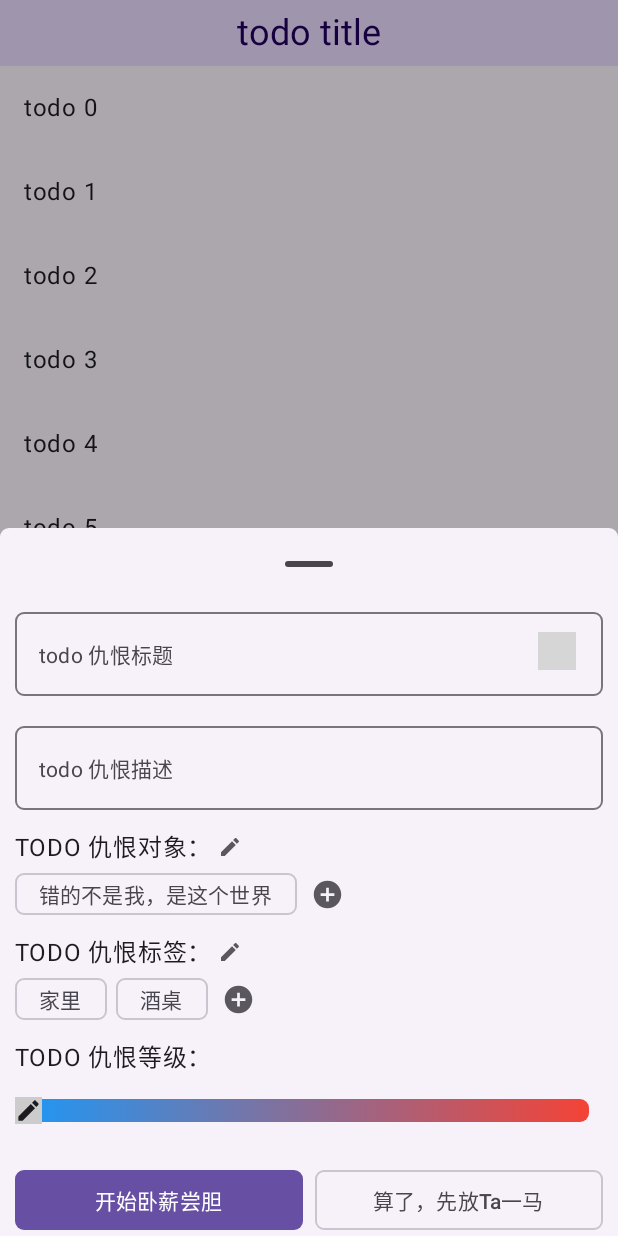
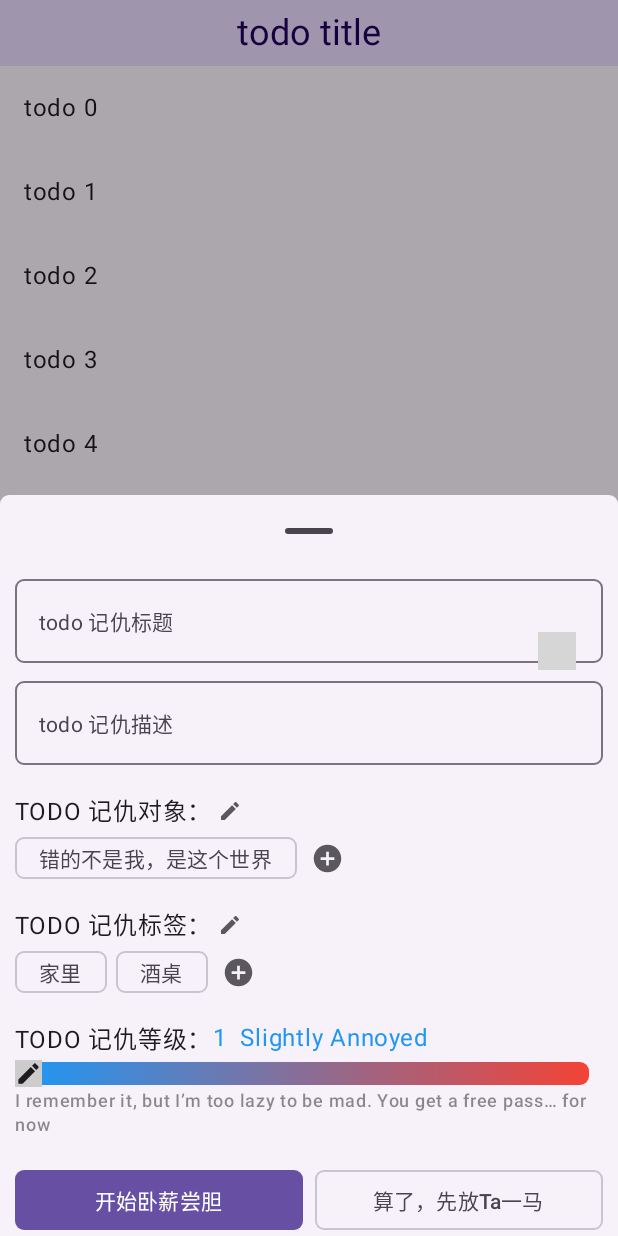
Before and after one commit to AsterCass/General-of-the-Red-Panda, an Android app built with Jetpack Compose: the screen it shows after launch (MainActivity), after a tap on "todo something", on a phone screen of 412 x 824 dp. Run offline under Robolectric (Android 15) with nearby library versions, the phone set to English and light mode, and no system bars; our stand-ins replace Compose Multiplatform resources, Voyager; 1 statement that could not run was skipped; grey boxes are pictures that could not be loaded.

Commit message:
feat: support auto load enum string

```diff
--- a/The Book of Grudges/composeApp/src/commonMain/composeResources/values-zh/strings.xml
+++ b/The Book of Grudges/composeApp/src/commonMain/composeResources/values-zh/strings.xml
@@ -3,35 +3,36 @@
     <string name="app_name"> Tomoyo </string>
     <string name="none"> </string>
 
-    <string name="grudge_one">Slightly Annoyed</string>
-    <string name="grudge_one_desc">I remember it, but I’m too lazy to be mad. You get a free pass… for now</string>
+    <string name="grudge_one">微微不爽</string>
+    <string name="grudge_one_desc">虽然我记住了，但我懒得生气，先放你一马</string>
 
-    <string name="grudge_two">Raised Eyebrow</string>
-    <string name="grudge_two_desc">Your action wrinkled my soul a little, but it’s not grudge-worthy yet</string>
+    <string name="grudge_two">眉头一皱</string>
+    <string name="grudge_two_desc">你这操作让我精神皱了一下，但还不至于上升到仇</string>
 
-    <string name="grudge_three">Logging It</string>
-    <string name="grudge_three_desc">I’ll jot this down. When I’m free, I’ll decide whether to be angry</string>
+    <string name="grudge_three">记一下先</string>
+    <string name="grudge_three_desc">先记着，等我有空了再决定要不要生气</string>
 
-    <string name="grudge_four">Slightly Offended</string>
-    <string name="grudge_four_desc">This caused a ripple in my heart. Mildly offended</string>
+    <string name="grudge_four">我开始介意了</string>
+    <string name="grudge_four_desc">这个事情让我心情波澜了一下，是介意的程度</string>
 
-    <string name="grudge_five">Thinking About It Tonight</string>
-    <string name="grudge_five_desc">The kind of thing I’ll remember before sleep and go “Hmph.”</string>
+    <string name="grudge_five">今晚睡前要想一想</string>
+    <string name="grudge_five_desc">属于那种睡前突然回想起来，然后“哼”一声的程度</string>
 
-    <string name="grudge_six">Entering the Grudge Notebook</string>
-    <string name="grudge_six_desc">Officially recorded. You have entered the notebook</string>
+    <string name="grudge_six">记仇小本本上线</string>
+    <string name="grudge_six_desc">开始认真记录了，已经进小本本</string>
 
-    <string name="grudge_seven">Mental Explosion</string>
-    <string name="grudge_seven_desc">You upset me enough to hold an internal meeting about you</string>
+    <string name="grudge_seven">精神小爆炸</string>
+    <string name="grudge_seven_desc">气到要在心里开个短会讨论一下你</string>
 
-    <string name="grudge_eight">Hate +999</string>
-    <string name="grudge_eight_desc">Keep going and I’ll need to download the “Hate Expansion Pack.”</string>
+    <string name="grudge_eight">仇恨值+999</string>
+    <string name="grudge_eight_desc">再这样下去我可能要开“仇恨积累器”DLC了</string>
 
-    <string name="grudge_nine">Blacklist Candidate</string>
-    <string name="grudge_nine_desc">You’re now waiting at the entrance of my blacklist</string>
+    <string name="grudge_nine">社交黑名单候选人</string>
+    <string name="grudge_nine_desc">你已经在黑名单门口排队取号了</string>
 
-    <string name="grudge_ten">Ancestral Arch-Nemesis</string>
-    <string name="grudge_ten_desc">Not only do I hold this grudge—I'm passing it down to future generations</string>
+    <string name="grudge_ten">祖传大仇人</string>
+    <string name="grudge_ten_desc">不仅我记仇，我准备把这个仇代代相传</string>
+
 
 
 
--- a/The Book of Grudges/composeApp/src/commonMain/composeResources/values/strings.xml
+++ b/The Book of Grudges/composeApp/src/commonMain/composeResources/values/strings.xml
@@ -3,37 +3,35 @@
     <string name="app_name"> Tomoyo </string>
     <string name="none"> </string>
 
+    <string name="grudge_one">Slightly Annoyed</string>
+    <string name="grudge_one_desc">I remember it, but I’m too lazy to be mad. You get a free pass… for now</string>
 
-    <string name="grudge_one">微微不爽</string>
-    <string name="grudge_one_desc">虽然我记住了，但我懒得生气，先放你一马</string>
+    <string name="grudge_two">Raised Eyebrow</string>
+    <string name="grudge_two_desc">Your action wrinkled my soul a little, but it’s not grudge-worthy yet</string>
 
-    <string name="grudge_two">眉头一皱</string>
-    <string name="grudge_two_desc">你这操作让我精神皱了一下，但还不至于上升到仇</string>
+    <string name="grudge_three">Logging It</string>
+    <string name="grudge_three_desc">I’ll jot this down. When I’m free, I’ll decide whether to be angry</string>
 
-    <string name="grudge_three">记一下先</string>
-    <string name="grudge_three_desc">先记着，等我有空了再决定要不要生气</string>
+    <string name="grudge_four">Slightly Offended</string>
+    <string name="grudge_four_desc">This caused a ripple in my heart. Mildly offended</string>
 
-    <string name="grudge_four">我开始介意了</string>
-    <string name="grudge_four_desc">这个事情让我心情波澜了一下，是介意的程度</string>
+    <string name="grudge_five">Thinking About It Tonight</string>
+    <string name="grudge_five_desc">The kind of thing I’ll remember before sleep and go “Hmph.”</string>
 
-    <string name="grudge_five">今晚睡前要想一想</string>
-    <string name="grudge_five_desc">属于那种睡前突然回想起来，然后“哼”一声的程度</string>
+    <string name="grudge_six">Entering the Grudge Notebook</string>
+    <string name="grudge_six_desc">Officially recorded. You have entered the notebook</string>
 
-    <string name="grudge_six">记仇小本本上线</string>
-    <string name="grudge_six_desc">开始认真记录了，已经进小本本</string>
+    <string name="grudge_seven">Mental Explosion</string>
+    <string name="grudge_seven_desc">You upset me enough to hold an internal meeting about you</string>
 
-    <string name="grudge_seven">精神小爆炸</string>
-    <string name="grudge_seven_desc">气到要在心里开个短会讨论一下你</string>
+    <string name="grudge_eight">Hate +999</string>
+    <string name="grudge_eight_desc">Keep going and I’ll need to download the “Hate Expansion Pack.”</string>
 
-    <string name="grudge_eight">仇恨值+999</string>
-    <string name="grudge_eight_desc">再这样下去我可能要开“仇恨积累器”DLC了</string>
+    <string name="grudge_nine">Blacklist Candidate</string>
+    <string name="grudge_nine_desc">You’re now waiting at the entrance of my blacklist</string>
 
-    <string name="grudge_nine">社交黑名单候选人</string>
-    <string name="grudge_nine_desc">你已经在黑名单门口排队取号了</string>
-
-    <string name="grudge_ten">祖传大仇人</string>
-    <string name="grudge_ten_desc">不仅我记仇，我准备把这个仇代代相传</string>
-
+    <string name="grudge_ten">Ancestral Arch-Nemesis</string>
+    <string name="grudge_ten_desc">Not only do I hold this grudge—I'm passing it down to future generations</string>
 
 
 </resources>
--- a/The Book of Grudges/composeApp/src/commonMain/kotlin/com/astercasc/squid/thebookofgrudges/constant/enums/UserGrudgeEnums.kt
+++ b/The Book of Grudges/composeApp/src/commonMain/kotlin/com/astercasc/squid/thebookofgrudges/constant/enums/UserGrudgeEnums.kt
@@ -1,7 +1,7 @@
 package com.astercasc.squid.thebookofgrudges.constant.enums
 
 
-enum class GrudgeLevel(
+enum class GrudgeLevelEnum(
     val level: Int,
     val title: String,
     val desc: String,
@@ -21,9 +21,9 @@ enum class GrudgeLevel(
     ;
 
     companion object {
-        fun getEnumByCode(level: Int): GrudgeLevel {
+        fun getEnumByCode(level: Int): GrudgeLevelEnum {
             var ret = ONE
-            for (thisEnum in GrudgeLevel.entries) {
+            for (thisEnum in GrudgeLevelEnum.entries) {
                 if (thisEnum.level == level) {
                     ret = thisEnum
                     break
--- a/The Book of Grudges/composeApp/src/commonMain/kotlin/com/astercasc/squid/thebookofgrudges/data/UserGrudgeData.kt
+++ b/The Book of Grudges/composeApp/src/commonMain/kotlin/com/astercasc/squid/thebookofgrudges/data/UserGrudgeData.kt
@@ -1,7 +1,7 @@
 package com.astercasc.squid.thebookofgrudges.data
 
 import androidx.compose.ui.graphics.Color
-import com.astercasc.squid.thebookofgrudges.constant.enums.GrudgeLevel
+import com.astercasc.squid.thebookofgrudges.constant.enums.GrudgeLevelEnum
 import kotlinx.serialization.Serializable
 
 @Serializable
@@ -9,7 +9,7 @@ data class GrudgeCell(
     var id: Long = 0L,
     var title: String = "",
     var description: String = "",
-    var level : GrudgeLevel = GrudgeLevel.ONE,
+    var level : GrudgeLevelEnum = GrudgeLevelEnum.ONE,
     var referCount : Int = 0,
     var tags : List<GrudgeTag> = listOf(),
     var objs : List<GrudgeObj> = listOf(),
--- a/The Book of Grudges/composeApp/src/commonMain/kotlin/com/astercasc/squid/thebookofgrudges/ui/HomeScreen.kt
+++ b/The Book of Grudges/composeApp/src/commonMain/kotlin/com/astercasc/squid/thebookofgrudges/ui/HomeScreen.kt
@@ -102,7 +102,7 @@ fun HomeScreen() {
             // showNewGrudgeSheet
             val newGTitleState = rememberTextFieldState("")
             val newGDescState = rememberTextFieldState("")
-            var newGSliderPosition by remember { mutableFloatStateOf(0f) }
+            var newGSliderPosition by remember { mutableFloatStateOf(1f) }
 
             if (showNewGrudgeSheet) {
                 NewGrudgeSheet(
--- a/The Book of Grudges/composeApp/src/commonMain/kotlin/com/astercasc/squid/thebookofgrudges/ui/components/SystemComponents.kt
+++ b/The Book of Grudges/composeApp/src/commonMain/kotlin/com/astercasc/squid/thebookofgrudges/ui/components/SystemComponents.kt
@@ -20,6 +20,8 @@ import androidx.compose.ui.geometry.Size
 import androidx.compose.ui.graphics.Brush
 import androidx.compose.ui.graphics.Color
 import androidx.compose.ui.unit.dp
+import com.astercasc.squid.thebookofgrudges.constant.enums.GrudgeLevelEnum
+import com.astercasc.squid.thebookofgrudges.utils.getStringByName
 import kotlinx.coroutines.launch
 
 
@@ -47,10 +49,13 @@ fun MainAppBar(
     }
 }
 
+val GrudgeLevelMinColor = Color(0xFF2196F3)
+val GrudgeLevelMaxColor = Color(0xFFF44336)
+
 fun getCurrentColor(value: Float): Color {
     val normalizedValue = (value - 1f) / 9f // 归一化到 0-1
-    val blue = Color(0xFF2196F3)
-    val red = Color(0xFFF44336)
+    val blue = GrudgeLevelMinColor
+    val red = GrudgeLevelMaxColor
 
     return Color(
         red = blue.red + (red.red - blue.red) * normalizedValue,
@@ -83,7 +88,7 @@ fun NewGrudgeSheet(
         // todo 这里可能触发 ModalBottomSheet 的滚动，也可能触发 Column 的，所以最好是再做一个页面
         Column(
             modifier = Modifier.fillMaxWidth().padding(horizontal = 10.dp).verticalScroll(rememberScrollState()),
-            verticalArrangement = Arrangement.spacedBy(12.dp)
+            verticalArrangement = Arrangement.spacedBy(18.dp)
         ) {
 
             // important 这里 OutlinedTextField 默认的样式太大了，使用 MaterialTheme 修改降级
@@ -92,11 +97,15 @@ fun NewGrudgeSheet(
                     bodyLarge = MaterialTheme.typography.bodyMedium
                 )
             ) {
+                Column(
+                    modifier = Modifier.fillMaxWidth(),
+                    verticalArrangement = Arrangement.spacedBy(4.dp)
+                ) {
                     OutlinedTextField(
                         modifier = Modifier.fillMaxWidth(),
                         state = newGTitleState,
                         lineLimits = TextFieldLineLimits.SingleLine,
-                    label = { Text("todo 仇恨标题") },
+                        label = { Text("todo 记仇标题") },
                         placeholder = { Text("todo 标题占位符") },
                         shape = RoundedCornerShape(6.dp),
                     )
@@ -105,10 +114,12 @@ fun NewGrudgeSheet(
                         modifier = Modifier.fillMaxWidth(),
                         state = newGDescState,
                         lineLimits = TextFieldLineLimits.MultiLine(1, 3),
-                    label = { Text("todo 仇恨描述") },
+                        label = { Text("todo 记仇描述") },
                         placeholder = { Text("todo 描述占位符") },
                         shape = RoundedCornerShape(6.dp),
                     )
+                }
+
             }
 
             Column(
@@ -120,7 +131,7 @@ fun NewGrudgeSheet(
                     modifier = Modifier.fillMaxWidth(),
                     verticalAlignment = Alignment.CenterVertically,
                 ) {
-                    Text("TODO 仇恨对象：", style = MaterialTheme.typography.bodyLarge)
+                    Text("TODO 记仇对象：", style = MaterialTheme.typography.bodyLarge)
 
                     Box(
                         modifier = Modifier.size(22.dp)
@@ -198,7 +209,7 @@ fun NewGrudgeSheet(
                     modifier = Modifier.fillMaxWidth(),
                     verticalAlignment = Alignment.CenterVertically,
                 ) {
-                    Text("TODO 仇恨标签：", style = MaterialTheme.typography.bodyLarge)
+                    Text("TODO 记仇标签：", style = MaterialTheme.typography.bodyLarge)
 
                     Box(
                         modifier = Modifier.size(22.dp)
@@ -269,12 +280,25 @@ fun NewGrudgeSheet(
 
             Column(modifier = Modifier.fillMaxWidth()) {
 
-                Text("TODO 仇恨等级：", style = MaterialTheme.typography.bodyLarge)
+
+                Row {
+                    Text("TODO 记仇等级：", style = MaterialTheme.typography.bodyLarge)
+                    Text(
+                        "${newGSliderPosition.toInt()}  ${
+                            getStringByName(
+                                GrudgeLevelEnum.getEnumByCode(newGSliderPosition.toInt()).title
+                            )
+                        }",
+                        style = MaterialTheme.typography.bodyLarge,
+                        color = getCurrentColor(newGSliderPosition)
+                    )
+                }
+
 
                 Slider(
+                    modifier = Modifier.height(22.dp).background(Color.Transparent),
                     value = newGSliderPosition,
                     onValueChange = updateSliderPosition,
-                    steps = 8,
                     valueRange = 1f..10f,
                     track = {
                         Canvas(
@@ -284,7 +308,7 @@ fun NewGrudgeSheet(
                         ) {
                             val radius = 6.dp.toPx()
                             val gradient = Brush.horizontalGradient(
-                                colors = listOf(Color(0xFF2196F3), Color(0xFFF44336))
+                                colors = listOf(GrudgeLevelMinColor, GrudgeLevelMaxColor)
                             )
                             drawRoundRect(
                                 brush = gradient,
@@ -301,6 +325,19 @@ fun NewGrudgeSheet(
                         )
                     }
                 )
+
+                Row(
+                    modifier = Modifier.fillMaxWidth(),
+                    horizontalArrangement = Arrangement.Center
+                ) {
+                    Text(
+                        getStringByName(
+                            GrudgeLevelEnum.getEnumByCode(newGSliderPosition.toInt()).desc
+                        ),
+                        modifier = Modifier.alpha(0.5f),
+                        style = MaterialTheme.typography.labelMedium
+                    )
+                }
 
             }
 
--- /dev/null
+++ b/The Book of Grudges/composeApp/src/commonMain/kotlin/com/astercasc/squid/thebookofgrudges/utils/SystemUtils.kt
@@ -0,0 +1,70 @@
+package com.astercasc.squid.thebookofgrudges.utils
+
+import androidx.compose.runtime.Composable
+import org.jetbrains.compose.resources.stringResource
+import thebookofgrudges.composeapp.generated.resources.Res
+import thebookofgrudges.composeapp.generated.resources.app_name
+import thebookofgrudges.composeapp.generated.resources.grudge_eight
+import thebookofgrudges.composeapp.generated.resources.grudge_eight_desc
+import thebookofgrudges.composeapp.generated.resources.grudge_five
+import thebookofgrudges.composeapp.generated.resources.grudge_five_desc
+import thebookofgrudges.composeapp.generated.resources.grudge_four
+import thebookofgrudges.composeapp.generated.resources.grudge_four_desc
+import thebookofgrudges.composeapp.generated.resources.grudge_nine
+import thebookofgrudges.composeapp.generated.resources.grudge_nine_desc
+import thebookofgrudges.composeapp.generated.resources.grudge_one
+import thebookofgrudges.composeapp.generated.resources.grudge_one_desc
+import thebookofgrudges.composeapp.generated.resources.grudge_seven
+import thebookofgrudges.composeapp.generated.resources.grudge_seven_desc
+import thebookofgrudges.composeapp.generated.resources.grudge_six
+import thebookofgrudges.composeapp.generated.resources.grudge_six_desc
+import thebookofgrudges.composeapp.generated.resources.grudge_ten
+import thebookofgrudges.composeapp.generated.resources.grudge_ten_desc
+import thebookofgrudges.composeapp.generated.resources.grudge_three
+import thebookofgrudges.composeapp.generated.resources.grudge_three_desc
+import thebookofgrudges.composeapp.generated.resources.grudge_two
+import thebookofgrudges.composeapp.generated.resources.grudge_two_desc
+import thebookofgrudges.composeapp.generated.resources.none
+
+
+@Composable
+fun getStringByName(key: String): String {
+    val res = StringResourceRegistry.map[key] ?: Res.string.none
+    return stringResource(res)
+}
+object StringResourceRegistry {
+    val map = mapOf(
+        "app_name" to Res.string.app_name,
+        "none" to Res.string.none,
+
+        "grudge_one" to Res.string.grudge_one,
+        "grudge_one_desc" to Res.string.grudge_one_desc,
+
+        "grudge_two" to Res.string.grudge_two,
+        "grudge_two_desc" to Res.string.grudge_two_desc,
+
+        "grudge_three" to Res.string.grudge_three,
+        "grudge_three_desc" to Res.string.grudge_three_desc,
+
+        "grudge_four" to Res.string.grudge_four,
+        "grudge_four_desc" to Res.string.grudge_four_desc,
+
+        "grudge_five" to Res.string.grudge_five,
+        "grudge_five_desc" to Res.string.grudge_five_desc,
+
+        "grudge_six" to Res.string.grudge_six,
+        "grudge_six_desc" to Res.string.grudge_six_desc,
+
+        "grudge_seven" to Res.string.grudge_seven,
+        "grudge_seven_desc" to Res.string.grudge_seven_desc,
+
+        "grudge_eight" to Res.string.grudge_eight,
+        "grudge_eight_desc" to Res.string.grudge_eight_desc,
+
+        "grudge_nine" to Res.string.grudge_nine,
+        "grudge_nine_desc" to Res.string.grudge_nine_desc,
+
+        "grudge_ten" to Res.string.grudge_ten,
+        "grudge_ten_desc" to Res.string.grudge_ten_desc,
+    )
+}
```
Lines whose indentation alone changed are shown as unchanged.
